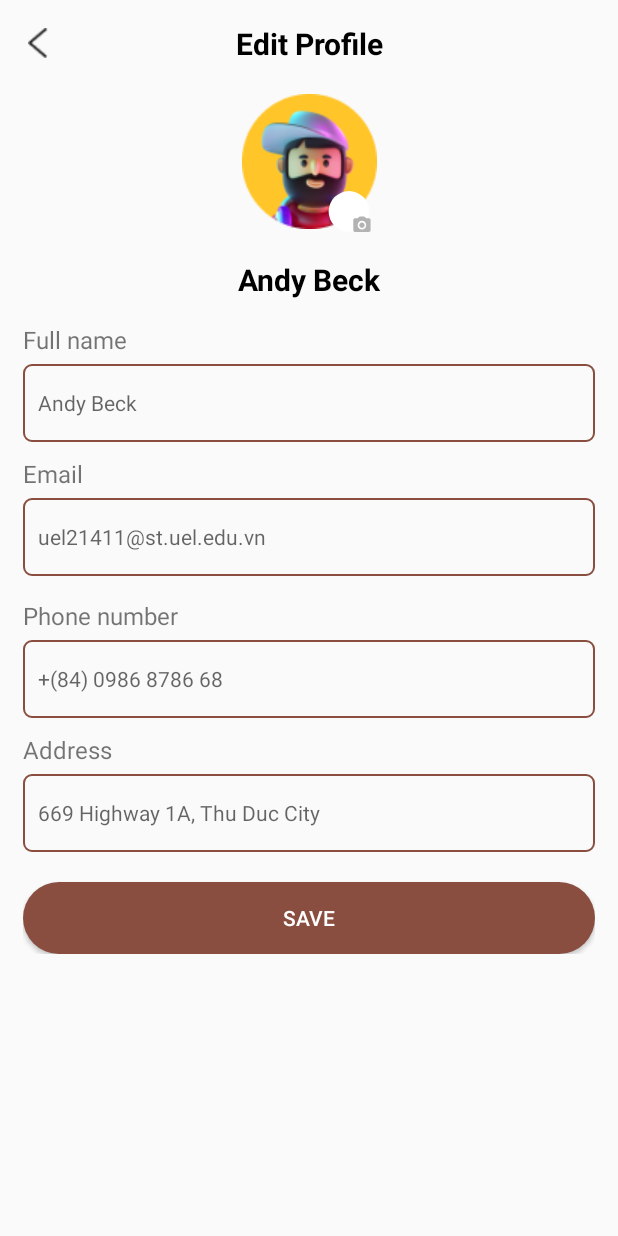
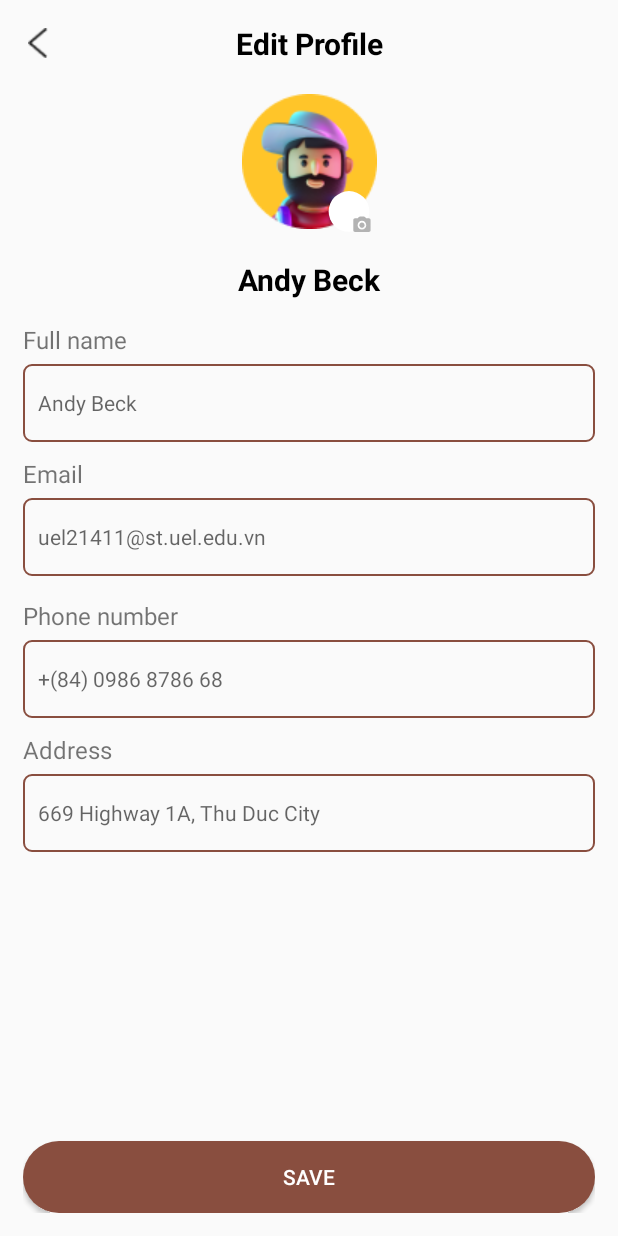
Before and after one commit to thuydung180/LaFavor2024, an Android app: the screen it shows after launch (EditProfile), on a phone screen of 412 x 824 dp. Run offline under Robolectric (Android 15) with nearby library versions, the phone set to English and light mode, and no system bars.

Commit message:
edit profile

```diff
--- a/app/src/main/AndroidManifest.xml
+++ b/app/src/main/AndroidManifest.xml
@@ -12,6 +12,9 @@
         android:supportsRtl="true"
         android:theme="@style/Theme.LaFavor2024"
         tools:targetApi="31">
+        <activity
+            android:name=".MyProfile"
+            android:exported="false" />
         <activity
             android:name=".MyFavorite"
             android:exported="false" />
--- a/app/src/main/res/layout/activity_edit_profile.xml
+++ b/app/src/main/res/layout/activity_edit_profile.xml
@@ -1,5 +1,5 @@
 <?xml version="1.0" encoding="utf-8"?>
-<androidx.constraintlayout.widget.ConstraintLayout xmlns:android="http://schemas.android.com/apk/res/android"
+<RelativeLayout xmlns:android="http://schemas.android.com/apk/res/android"
     xmlns:app="http://schemas.android.com/apk/res-auto"
     xmlns:tools="http://schemas.android.com/tools"
     android:layout_width="match_parent"
@@ -8,12 +8,9 @@
     android:padding="15dp">
 
     <ScrollView
+        android:id="@+id/scrollView2"
         android:layout_width="match_parent"
-        android:layout_height="match_parent"
-        app:layout_constraintBottom_toBottomOf="parent"
-        app:layout_constraintEnd_toEndOf="parent"
-        app:layout_constraintStart_toStartOf="parent"
-        app:layout_constraintTop_toTopOf="parent">
+        android:layout_height="match_parent">
 
         <androidx.constraintlayout.widget.ConstraintLayout
             android:layout_width="match_parent"
@@ -32,19 +29,19 @@
                     android:id="@+id/btnBack"
                     android:layout_width="20dp"
                     android:layout_height="20dp"
-                    android:src="@drawable/icon_back"
-                    android:layout_gravity="center_vertical"/>
+                    android:layout_gravity="center_vertical"
+                    android:src="@drawable/icon_back" />
 
                 <TextView
                     android:layout_width="match_parent"
                     android:layout_height="wrap_content"
+                    android:layout_weight="9"
                     android:gravity="center"
+                    android:paddingEnd="20dp"
                     android:text="@string/setting_edit_profile"
+                    android:textColor="@color/black"
                     android:textSize="20sp"
-                    android:textStyle="bold"
-                    android:textColor="@color/black"
-                    android:paddingEnd="20dp"
-                    android:layout_weight="9"/>
+                    android:textStyle="bold" />
             </LinearLayout>
 
             <ImageView
@@ -71,11 +68,11 @@
                 android:id="@+id/txtFullName"
                 android:layout_width="wrap_content"
                 android:layout_height="wrap_content"
+                android:layout_marginTop="20dp"
                 android:text="Andy Beck"
+                android:textColor="@color/black"
                 android:textSize="20sp"
                 android:textStyle="bold"
-                android:textColor="@color/black"
-                android:layout_marginTop="20dp"
                 app:layout_constraintEnd_toEndOf="@+id/imvProfile"
                 app:layout_constraintStart_toStartOf="@+id/imvProfile"
                 app:layout_constraintTop_toBottomOf="@+id/imvProfile" />
@@ -161,19 +158,18 @@
                     android:paddingHorizontal="10dp"
                     android:textSize="14sp" />
             </LinearLayout>
-
-            <Button
-                android:id="@+id/btnSave"
-                android:layout_width="match_parent"
-                android:layout_height="wrap_content"
-                android:background="@drawable/custom_long_button"
-                android:text="@string/save"
-                android:textColor="@color/white"
-                app:layout_constraintEnd_toEndOf="parent"
-                app:layout_constraintStart_toStartOf="parent"
-                app:layout_constraintTop_toBottomOf="@+id/linearLayout4"
-                android:layout_marginTop="20dp"/>
         </androidx.constraintlayout.widget.ConstraintLayout>
     </ScrollView>
 
-</androidx.constraintlayout.widget.ConstraintLayout>
+    <Button
+        android:id="@+id/btnSave"
+        android:layout_width="match_parent"
+        android:layout_height="wrap_content"
+        android:layout_alignStart="@+id/scrollView2"
+        android:layout_alignEnd="@+id/scrollView2"
+        android:layout_alignParentBottom="true"
+        android:background="@drawable/custom_long_button"
+        android:text="@string/save"
+        android:textColor="@color/white" />
+
+</RelativeLayout>
```
Also changed, not shown: app/src/main/java/com/nhom5/lafavor2024/MyProfile.java (added, +14 -0 lines), app/src/main/res/layout/activity_my_address_add.xml (+12 -11 lines), app/src/main/res/layout/activity_my_address_empty.xml (+5 -5 lines), app/src/main/res/layout/activity_my_profile.xml (added, +9 -0 lines).
